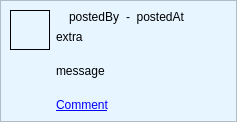
dmzdev/stance, file ui/CommentItem.ui: the form before one commit.
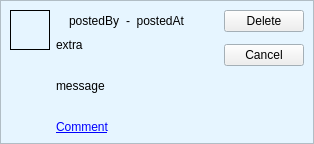
The form after the commit.

What changed in the file:
```diff
--- a/ui/CommentItem.ui
+++ b/ui/CommentItem.ui
@@ -6,8 +6,8 @@
    <rect>
     <x>0</x>
     <y>0</y>
-    <width>237</width>
-    <height>122</height>
+    <width>314</width>
+    <height>144</height>
    </rect>
   </property>
   <property name="sizePolicy">
@@ -250,6 +250,20 @@
         </property>
        </widget>
       </item>
+      <item row="0" column="2">
+       <widget class="QPushButton" name="closeButton">
+        <property name="text">
+         <string>Delete</string>
+        </property>
+       </widget>
+      </item>
+      <item row="1" column="2">
+       <widget class="QPushButton" name="cancelButton">
+        <property name="text">
+         <string>Cancel</string>
+        </property>
+       </widget>
+      </item>
      </layout>
     </widget>
    </item>
```
